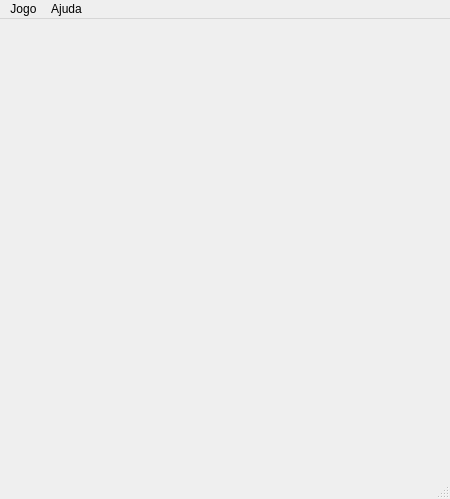
This is SlimeTrail.ui in julioCROS/Rastros as Qt 5 draws it before an edit. The edited form follows.
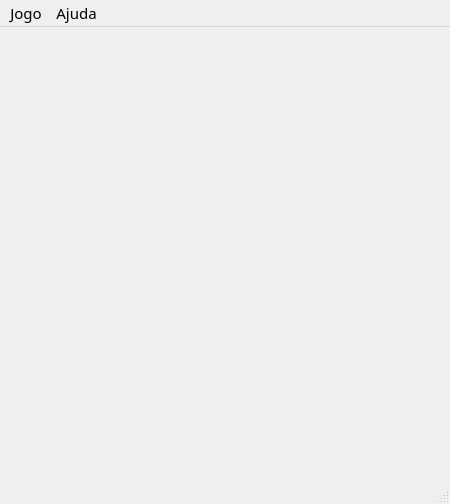
This is the edited form. Icons and pictures are not drawn. Custom widgets are drawn as their Qt base class.

Commit message: icon add + font and mouse cursor changes + player turn fix

```diff
--- a/SlimeTrail.ui
+++ b/SlimeTrail.ui
@@ -10,6 +10,19 @@
     <height>499</height>
    </rect>
   </property>
+  <property name="font">
+   <font>
+    <family>Yu Gothic UI Semilight</family>
+    <pointsize>11</pointsize>
+    <bold>false</bold>
+   </font>
+  </property>
+  <property name="cursor">
+   <cursorShape>CrossCursor</cursorShape>
+  </property>
+  <property name="mouseTracking">
+   <bool>false</bool>
+  </property>
   <property name="windowTitle">
    <string>SlimeTrail</string>
   </property>
@@ -2743,7 +2756,7 @@
      <x>0</x>
      <y>0</y>
      <width>450</width>
-     <height>22</height>
+     <height>26</height>
     </rect>
    </property>
    <widget class="QMenu" name="menuGame">
```
Left out of the diff: 17 changed lines with no effect on the pictures. The commit also changes 3 other files.
